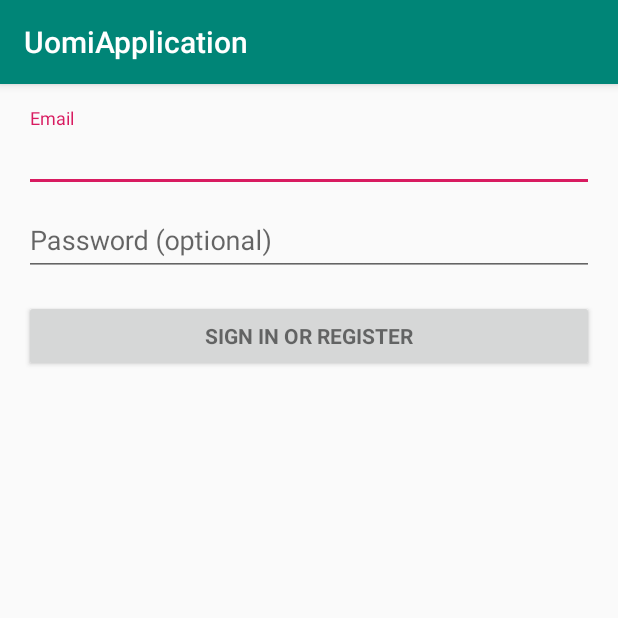
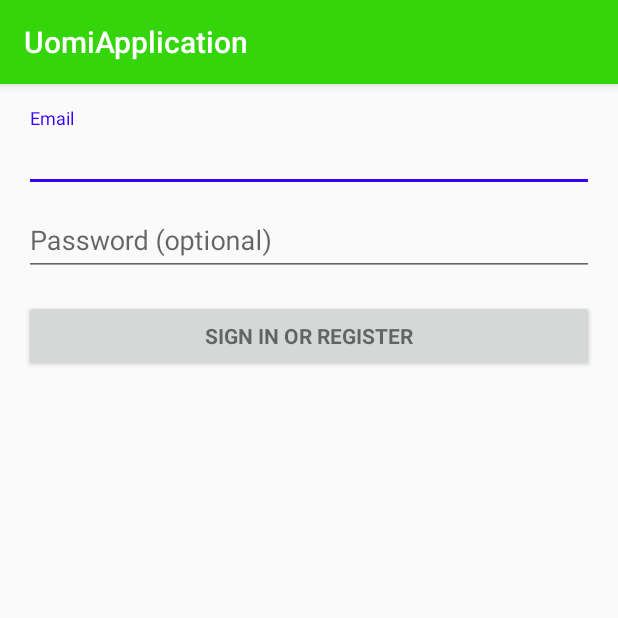
Before and after one commit to hickeyjohnson/uomi_application, an Android app: the screen it shows after launch (LoginActivity), on a phone screen of 412 x 824 dp, the top half of it. Run offline under Robolectric (Android 15) with nearby library versions, the phone set to English and light mode, and no system bars; 2 statements that could not run were skipped.

Commit message:
changing primary, primDark, and accent colours

```diff
--- a/app/src/main/res/values/colors.xml
+++ b/app/src/main/res/values/colors.xml
@@ -1,6 +1,6 @@
 <?xml version="1.0" encoding="utf-8"?>
 <resources>
-    <color name="colorPrimary">#008577</color>
-    <color name="colorPrimaryDark">#00574B</color>
-    <color name="colorAccent">#D81B60</color>
+    <color name="colorPrimary">#34D60B</color>
+    <color name="colorPrimaryDark">#1E6905</color>
+    <color name="colorAccent">#3400FF</color>
 </resources>
```
